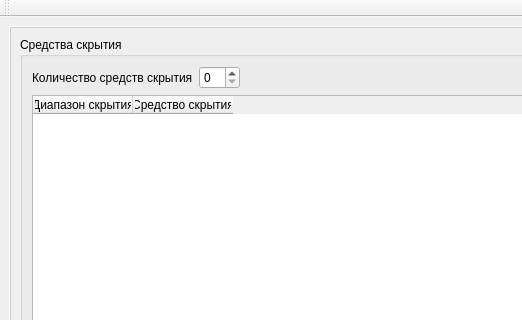
Qt form mainwindow.ui (Devil666face/Camouflage) before a commit; both pictures show x 0 to 522 and y 0 to 320 of the 1026 by 636 pixel window.
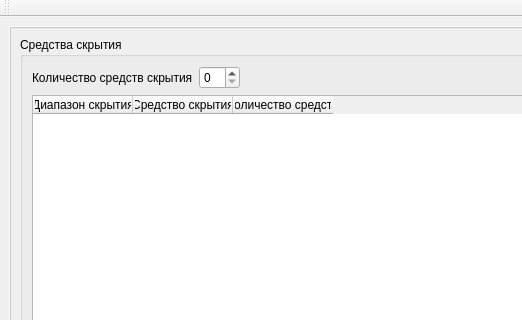
The same form after that commit.

```diff
--- a/mainwindow.ui
+++ b/mainwindow.ui
@@ -69,6 +69,11 @@
               <string>Средство скрытия</string>
              </property>
             </column>
+            <column>
+             <property name="text">
+              <string>Количество средств</string>
+             </property>
+            </column>
            </widget>
           </item>
          </layout>
```
